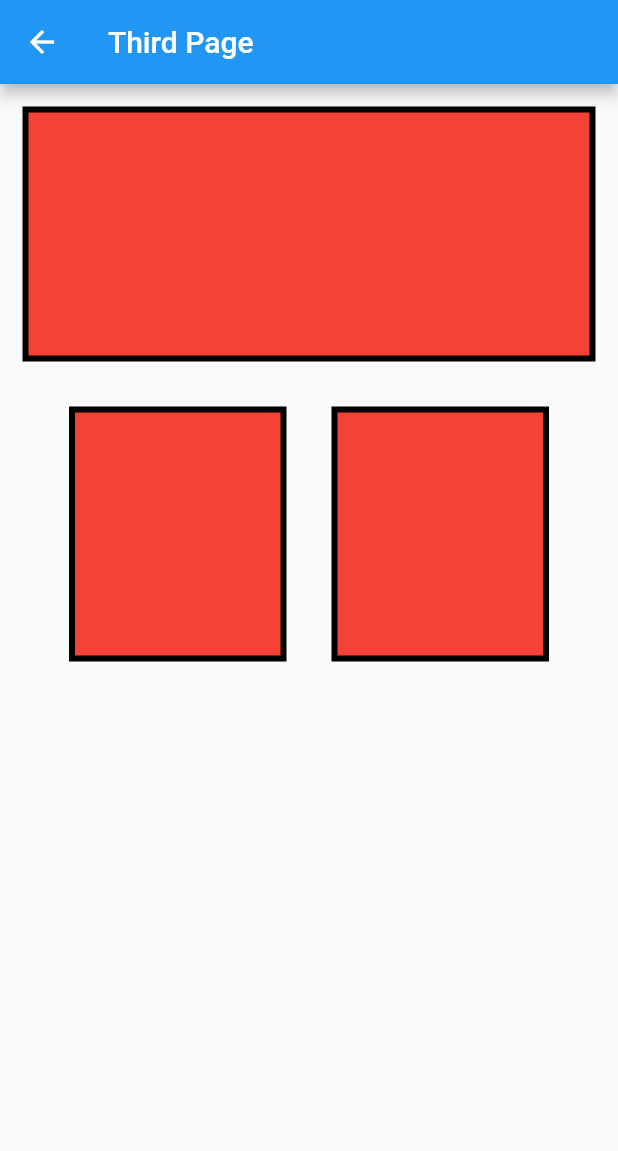
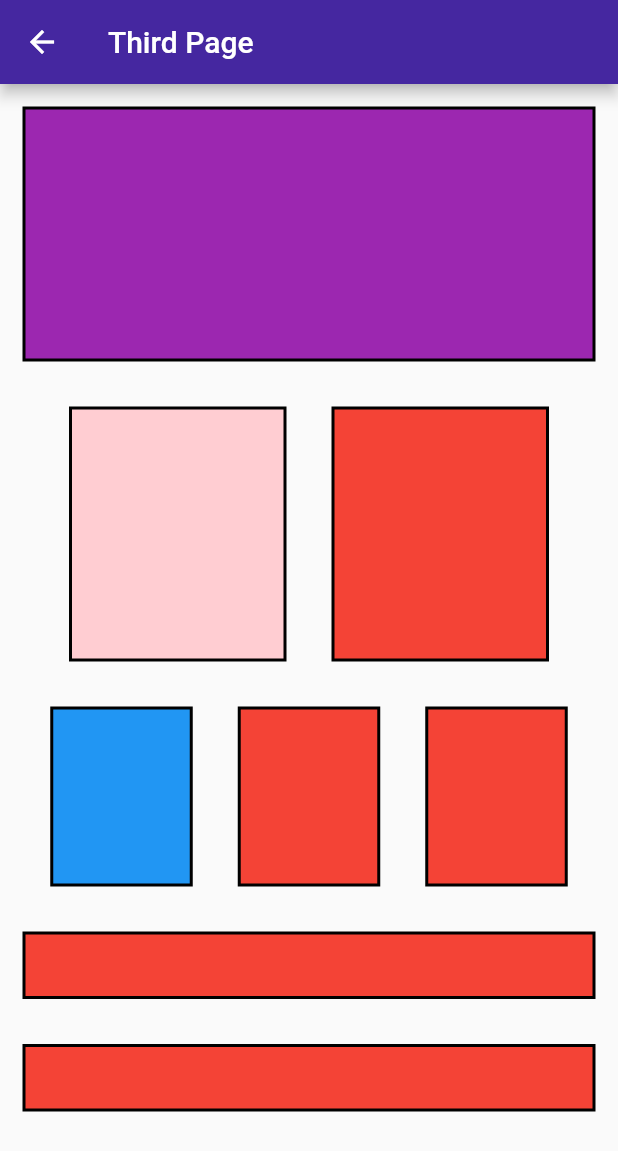
Before and after one commit to MoayadP/flutter_homework, a Flutter app: the SecPage screen opened directly, after a tap on "Next", on a phone screen of 412 x 824 dp. Shown: the top 1151 px of the screen. Run offline on Flutter 3.47's test engine with Material 2 defaults, Android fonts, the phone set to English and light mode, and no system bars.

Commit message:
final commit homework

```diff
--- a/lib/main.dart
+++ b/lib/main.dart
@@ -22,12 +22,16 @@ class FirstPage extends StatelessWidget {
         floatingActionButton: FloatingActionButton.extended(
           label: Text('Next'),
           icon: Icon(Icons.arrow_forward),
+          backgroundColor: Colors.deepPurple[800],
           onPressed: () {
             Navigator.of(context)
                 .push(MaterialPageRoute(builder: (_) => SecPage()));
           },
         ),
-        appBar: AppBar(title: Text('First Page')),
+        appBar: AppBar(
+          title: Text('First Page'),
+          backgroundColor: Colors.deepPurple[800],
+        ),
         body: SingleChildScrollView(
             scrollDirection: Axis.vertical,
             child: Column(children: [
--- a/lib/sec_page.dart
+++ b/lib/sec_page.dart
@@ -9,12 +9,16 @@ class SecPage extends StatelessWidget {
             floatingActionButton: FloatingActionButton.extended(
               label: Text('Next'),
               icon: Icon(Icons.arrow_forward),
+              backgroundColor: Colors.deepPurple[800],
               onPressed: () {
                 Navigator.of(context)
                     .push(MaterialPageRoute(builder: (_) => ThirdPage()));
               },
             ),
-            appBar: AppBar(title: Text('Second Page')),
+            appBar: AppBar(
+              title: Text('Second Page'),
+              backgroundColor: Colors.deepPurple[800],
+            ),
             body: SingleChildScrollView(
               child: Column(children: [
                 ImageShower(),
--- a/lib/third_page.dart
+++ b/lib/third_page.dart
@@ -7,15 +7,18 @@ class ThirdPage extends StatelessWidget {
         child: Scaffold(
             appBar: AppBar(
               title: Text('Third Page'),
+              backgroundColor: Colors.deepPurple[800],
             ),
-            body: Column(children: [
+            body: SingleChildScrollView(
+                child: Column(children: [
               SizedBox(
                 height: 200,
+                width: 500,
                 child: Container(
                     margin: EdgeInsets.all(15),
                     decoration: BoxDecoration(
-                        color: Colors.red,
-                        border: Border.all(width: 4, color: Colors.black))),
+                        color: Colors.purple,
+                        border: Border.all(width: 2, color: Colors.black))),
               ),
               Row(mainAxisAlignment: MainAxisAlignment.center, children: [
                 SizedBox(
@@ -24,9 +27,9 @@ class ThirdPage extends StatelessWidget {
                     child: Container(
                         margin: EdgeInsets.all(15),
                         decoration: BoxDecoration(
-                            color: Colors.red,
+                            color: Colors.red[100],
                             border:
-                                Border.all(width: 4, color: Colors.black)))),
+                                Border.all(width: 2, color: Colors.black)))),
                 SizedBox(
                     width: 175,
                     height: 200,
@@ -35,8 +38,55 @@ class ThirdPage extends StatelessWidget {
                         decoration: BoxDecoration(
                             color: Colors.red,
                             border:
-                                Border.all(width: 4, color: Colors.black)))),
-              ])
-            ])));
+                                Border.all(width: 2, color: Colors.black)))),
+              ]),
+              Row(mainAxisAlignment: MainAxisAlignment.center, children: [
+                SizedBox(
+                    width: 125,
+                    height: 150,
+                    child: Container(
+                        margin: EdgeInsets.all(15),
+                        decoration: BoxDecoration(
+                            color: Colors.blue,
+                            border:
+                                Border.all(width: 2, color: Colors.black)))),
+                SizedBox(
+                    width: 125,
+                    height: 150,
+                    child: Container(
+                        margin: EdgeInsets.all(15),
+                        decoration: BoxDecoration(
+                            color: Colors.red,
+                            border:
+                                Border.all(width: 2, color: Colors.black)))),
+                SizedBox(
+                    width: 125,
+                    height: 150,
+                    child: Container(
+                        margin: EdgeInsets.all(15),
+                        decoration: BoxDecoration(
+                            color: Colors.red,
+                            border:
+                                Border.all(width: 2, color: Colors.black)))),
+              ]),
+              SizedBox(
+                height: 75,
+                width: 500,
+                child: Container(
+                    margin: EdgeInsets.all(15),
+                    decoration: BoxDecoration(
+                        color: Colors.red,
+                        border: Border.all(width: 2, color: Colors.black))),
+              ),
+              SizedBox(
+                height: 75,
+                width: 500,
+                child: Container(
+                    margin: EdgeInsets.all(15),
+                    decoration: BoxDecoration(
+                        color: Colors.red,
+                        border: Border.all(width: 2, color: Colors.black))),
+              )
+            ]))));
   }
 }
```
